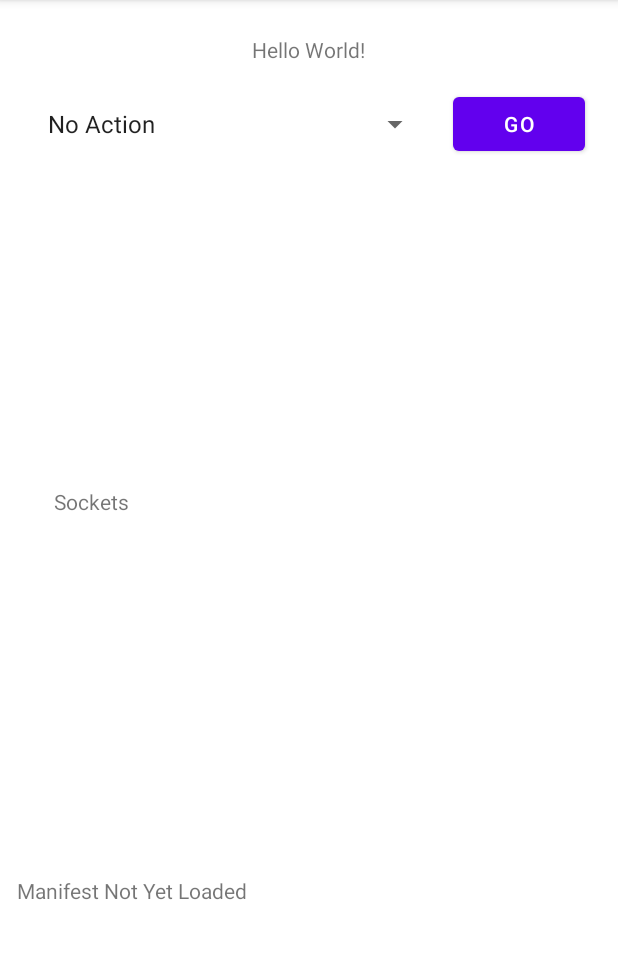
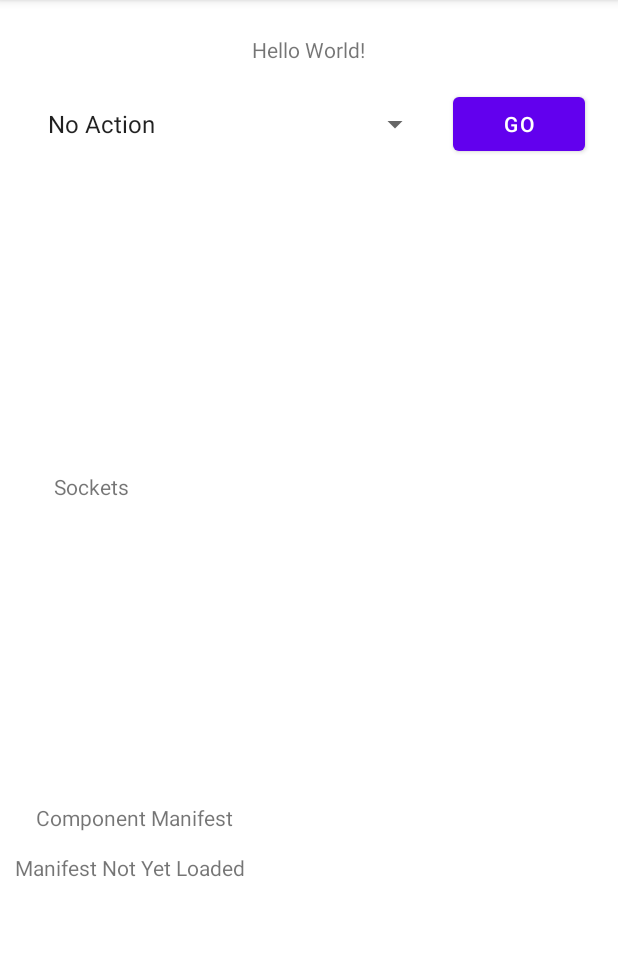
Before and after one commit to J2G8W/UbiFormSkeletonKey, an Android app: the SocketList screen opened directly, with no data from a screen before it, on a phone screen of 412 x 824 dp, the part 84-1043 px from its top. Run offline under Robolectric (Android 15) with nearby library versions, the phone set to English and light mode, and no system bars; 6 statements that could not run were skipped.

Commit message:
Potential fix for notification errors

```diff
--- a/app/src/main/java/com/example/ubiformskeletonkey/NotificationPublisher.kt
+++ b/app/src/main/java/com/example/ubiformskeletonkey/NotificationPublisher.kt
@@ -7,11 +7,13 @@ import android.content.Context
 import android.content.Intent
 import android.content.ServiceConnection
 import android.graphics.Bitmap
+import android.os.Build
 import android.os.IBinder
 import android.service.notification.NotificationListenerService
 import android.service.notification.StatusBarNotification
 import android.util.Base64
 import android.util.Log
+import androidx.annotation.RequiresApi
 import androidx.core.graphics.drawable.toBitmap
 import java.io.ByteArrayOutputStream
 
@@ -37,8 +39,11 @@ class NotificationPublisher : NotificationListenerService() {
         if (ubiformServiceBound) {
             if (sbn != null) {
                 var byteArray: ByteArray? = null
+                if(Build.VERSION.SDK_INT >= Build.VERSION_CODES.P) {
+                    val remotePackageContext = applicationContext.createPackageContext(
+                            sbn.notification.smallIcon.resPackage,0)
 
-                val icon = sbn.notification.smallIcon.loadDrawable(this)
+                    val icon = sbn.notification.smallIcon.loadDrawable(remotePackageContext)
                     if (icon != null) {
                         val bitmap = icon.toBitmap(
                             icon.intrinsicWidth,
@@ -48,6 +53,7 @@ class NotificationPublisher : NotificationListenerService() {
                         val stream = ByteArrayOutputStream()
                         bitmap.compress(Bitmap.CompressFormat.PNG, 100, stream)
                         byteArray = Base64.encode(stream.toByteArray(), Base64.NO_WRAP)
+                    }
                 }
 
                 ubiFormService.publishNotification(
--- a/app/src/main/res/layout/activity_socket_list.xml
+++ b/app/src/main/res/layout/activity_socket_list.xml
@@ -21,8 +21,8 @@
 
     <ScrollView
         android:id="@+id/scrollView2"
-        android:layout_width="410dp"
-        android:layout_height="197dp"
+        android:layout_width="415dp"
+        android:layout_height="173dp"
         android:layout_marginTop="8dp"
         android:paddingLeft="5dp"
         android:paddingRight="5dp"
@@ -72,8 +72,8 @@
 
     <EditText
         android:id="@+id/short_input_one"
-        android:layout_width="wrap_content"
-        android:layout_height="wrap_content"
+        android:layout_width="359dp"
+        android:layout_height="49dp"
         android:layout_marginStart="19dp"
         android:layout_marginTop="26dp"
         android:ems="10"
@@ -84,8 +84,8 @@
 
     <EditText
         android:id="@+id/short_input_two"
-        android:layout_width="wrap_content"
-        android:layout_height="wrap_content"
+        android:layout_width="359dp"
+        android:layout_height="45dp"
         android:layout_marginStart="16dp"
         android:layout_marginTop="8dp"
         android:ems="10"
@@ -96,8 +96,8 @@
 
     <EditText
         android:id="@+id/long_input"
-        android:layout_width="369dp"
-        android:layout_height="194dp"
+        android:layout_width="371dp"
+        android:layout_height="184dp"
         android:layout_marginStart="19dp"
         android:layout_marginTop="20dp"
         android:ems="10"
@@ -108,16 +108,34 @@
         app:layout_constraintTop_toBottomOf="@+id/socket_action_choice" />
 
     <TextView
-        android:id="@+id/component_manifest"
-        android:layout_width="410dp"
-        android:layout_height="159dp"
-        android:layout_marginTop="10dp"
-        android:paddingLeft="10dp"
-        android:paddingRight="10dp"
-        android:text="@string/component_manifest_default"
-        app:layout_constraintBottom_toBottomOf="parent"
-        app:layout_constraintEnd_toEndOf="parent"
+        android:id="@+id/manifest_title"
+        android:layout_width="wrap_content"
+        android:layout_height="wrap_content"
+        android:layout_marginStart="24dp"
+        android:layout_marginTop="20dp"
+        android:text="@string/manifest_title"
         app:layout_constraintStart_toStartOf="parent"
         app:layout_constraintTop_toBottomOf="@+id/scrollView2" />
 
+    <ScrollView
+        android:id="@+id/SCROLLER_ID"
+        android:layout_width="410dp"
+        android:layout_height="159dp"
+        android:layout_marginTop="14dp"
+        android:fillViewport="true"
+        android:paddingLeft="10dp"
+        android:paddingRight="10dp"
+        android:scrollbars="vertical"
+        app:layout_constraintEnd_toEndOf="parent"
+        app:layout_constraintHorizontal_bias="0.0"
+        app:layout_constraintStart_toStartOf="parent"
+        app:layout_constraintTop_toBottomOf="@+id/manifest_title">
+
+        <TextView
+            android:id="@+id/component_manifest"
+            android:layout_width="fill_parent"
+            android:layout_height="wrap_content"
+            android:text="@string/component_manifest_default" />
+    </ScrollView>
+
 </androidx.constraintlayout.widget.ConstraintLayout>
--- a/app/src/main/res/values/strings.xml
+++ b/app/src/main/res/values/strings.xml
@@ -9,6 +9,7 @@
     <string name="choose_action">Choose Action</string>
     <string name="component_manifest_default">Manifest Not Yet Loaded</string>
     <string name="channel_name">Test2</string>
+    <string name="manifest_title">Component Manifest</string>
     <string-array name="component_action_options">
         <item>Update Manifest With Hubs</item>
         <item>Deregister from all hubs</item>
```
Lines whose indentation alone changed are shown as unchanged.
